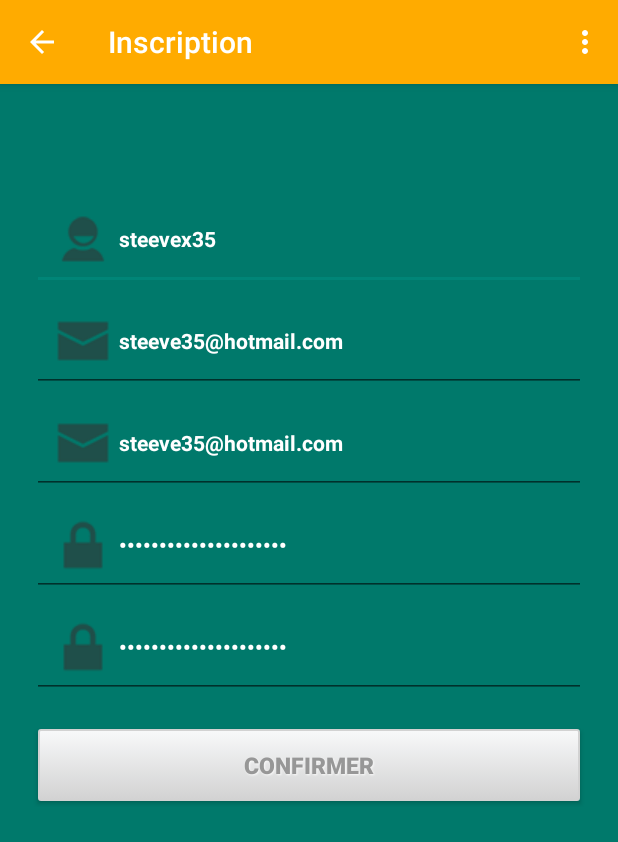
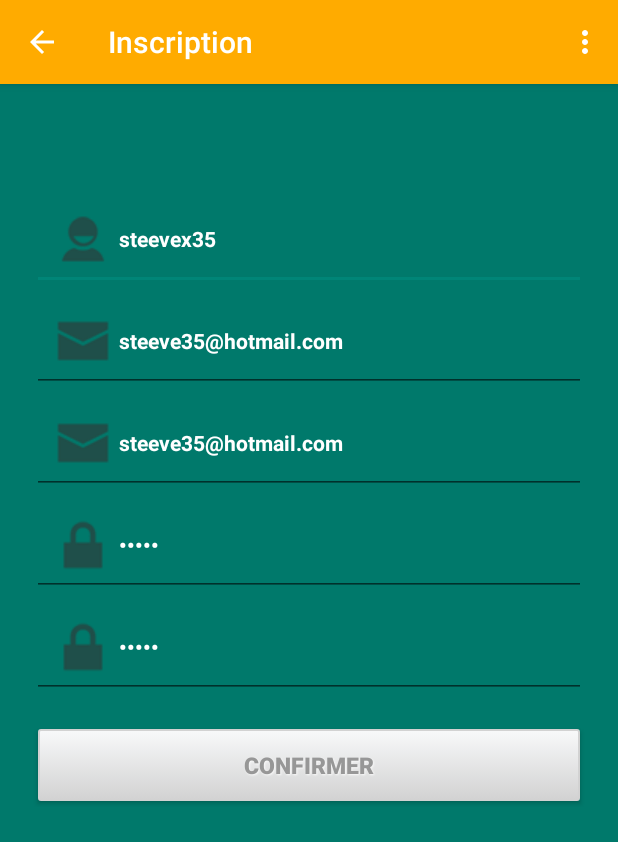
Before and after one commit to steevex35/TFE, an Android app: the inscriptionPage screen opened directly, with no data from a screen before it, on a phone screen of 412 x 824 dp. Shown: the top 842 px of the screen. Run offline under Robolectric (Android 15) with nearby library versions, the phone set to English and light mode, and no system bars.

Commit message:
inscription et connexion done

```diff
--- a/app/src/main/java/com/obisteeves/meetuworld/PageAndroid/inscriptionPage.java
+++ b/app/src/main/java/com/obisteeves/meetuworld/PageAndroid/inscriptionPage.java
@@ -5,6 +5,7 @@ import android.app.Activity;
 import android.content.DialogInterface;
 import android.graphics.Color;
 import android.graphics.drawable.ColorDrawable;
+import android.os.SystemClock;
 import android.support.v7.app.ActionBarActivity;
 import android.os.Bundle;
 import android.view.Menu;
@@ -47,9 +48,9 @@ public class inscriptionPage extends ActionBarActivity implements Observer{
         emailConf= (EditText) findViewById(R.id.emailConfirmation);
         emailConf.setText("steeve35@hotmail.com");
         pwd= (EditText) findViewById(R.id.pwd);
-       pwd.setText("steevex35@hotmail.com");
+       pwd.setText("test1");
         pwdConf=(EditText) findViewById(R.id.pwdConfirmation);
-       pwdConf.setText("steevex35@hotmail.com");
+       pwdConf.setText("test1");
         error = (TextView) findViewById(R.id.error);
 
     }
@@ -126,7 +127,7 @@ public class inscriptionPage extends ActionBarActivity implements Observer{
                     ,this);
 
             //Utilities.enter(ConnectionPage.class, this);
-           //initAdvertTypesTable(observable);
+            initAdvertTypesTable(observable);
         }
         else
             error.setText(data.toString());
--- a/app/src/main/java/com/obisteeves/meetuworld/Utils/Utilities.java
+++ b/app/src/main/java/com/obisteeves/meetuworld/Utils/Utilities.java
@@ -3,6 +3,7 @@ import android.app.Activity;
 import android.app.AlertDialog;
 import android.content.DialogInterface;
 import android.content.Intent;
+import android.os.SystemClock;
 import android.util.SparseArray;
 
 import com.obisteeves.meetuworld.PageAndroid.ConnectionPage;
```
